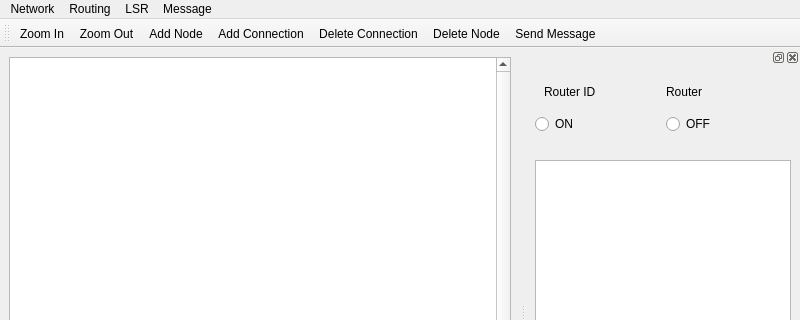
Before: the Qt Designer form src/mainwindow.ui in kovkinvladyslav/network-routing-simulator, drawn with Qt 5; both pictures show x 0 to 800 and y 0 to 320 of the 800 by 600 pixel window.
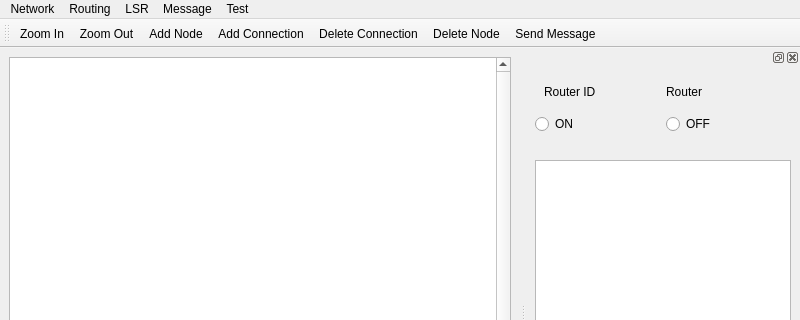
After: the same form once the commit is applied. Icons and pictures are not drawn.

Diff of the .ui file:
```diff
--- a/src/mainwindow.ui
+++ b/src/mainwindow.ui
@@ -108,10 +108,18 @@
     <addaction name="actionSend_Message"/>
     <addaction name="actionView_Logs"/>
    </widget>
+   <widget class="QMenu" name="menuTest">
+    <property name="title">
+     <string>Test</string>
+    </property>
+    <addaction name="actionTest_Same_Pck_different_Msg_Size"/>
+    <addaction name="actionTest_dif_Pck_same_Msg"/>
+   </widget>
    <addaction name="menuNode"/>
    <addaction name="menuRouting"/>
    <addaction name="menuStart"/>
    <addaction name="menuMessage"/>
+   <addaction name="menuTest"/>
   </widget>
   <widget class="QToolBar" name="toolBar">
    <property name="windowTitle">
```
Left out of the diff: 40 changed lines with no effect on the pictures.
